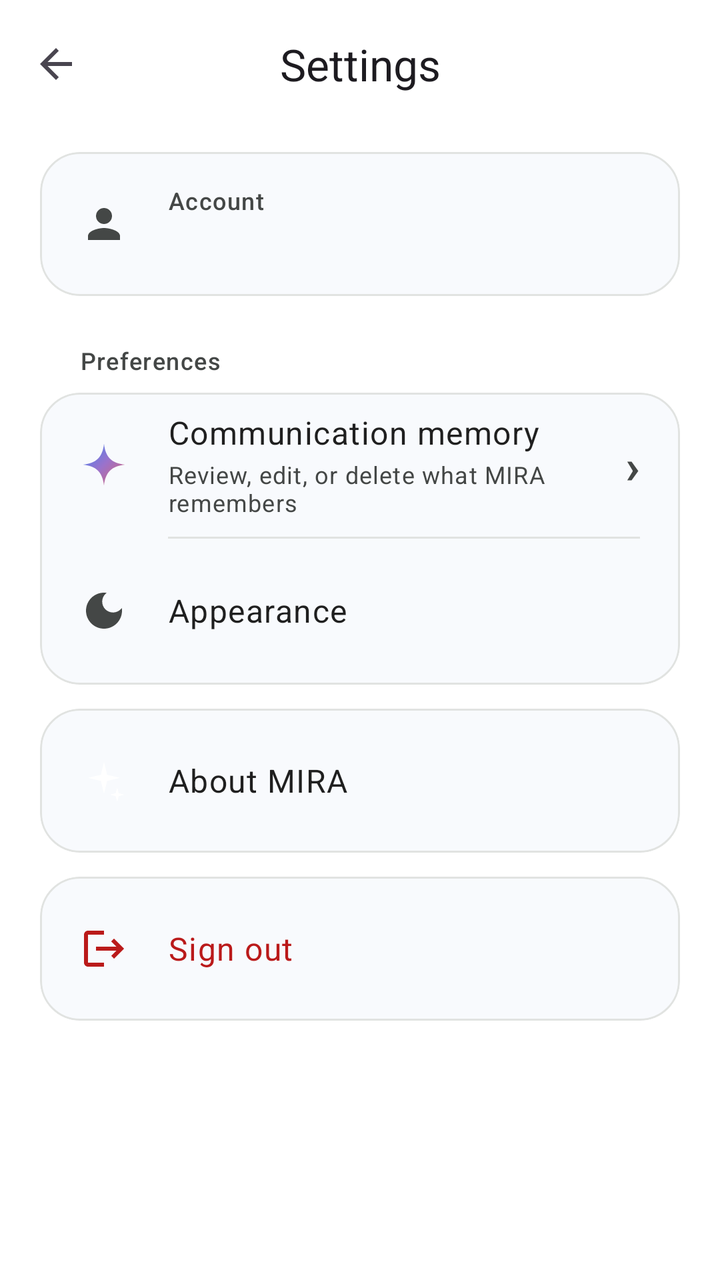
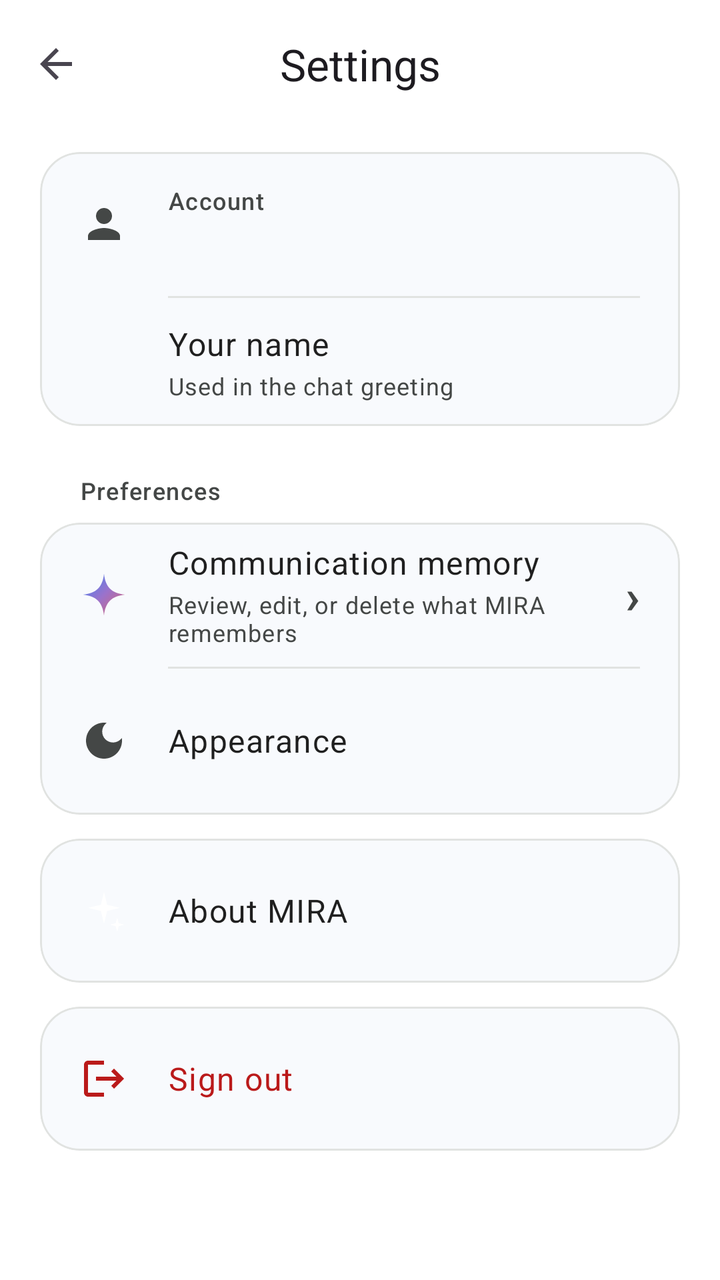

Before-and-after screenshots of an Android layout around one commit, followed by the original layout XML and the change that was made.
<!-- AndroidManifest.xml: application theme Theme.MIRA -->
<!-- res/layout/activity_settings.xml -->
<?xml version="1.0" encoding="utf-8"?>
<LinearLayout xmlns:android="http://schemas.android.com/apk/res/android"
    xmlns:app="http://schemas.android.com/apk/res-auto"
    android:layout_width="match_parent"
    android:layout_height="match_parent"
    android:background="?attr/colorSurface"
    android:orientation="vertical">

    <com.google.android.material.appbar.MaterialToolbar
        android:id="@+id/settingsToolbar"
        android:layout_width="match_parent"
        android:layout_height="?attr/actionBarSize"
        app:navigationIcon="?attr/homeAsUpIndicator"
        app:title="@string/settings"
        app:titleCentered="true" />

    <ScrollView
        android:layout_width="match_parent"
        android:layout_height="0dp"
        android:layout_weight="1"
        android:fillViewport="true">

        <LinearLayout
            android:layout_width="match_parent"
            android:layout_height="wrap_content"
            android:orientation="vertical"
            android:paddingStart="20dp"
            android:paddingTop="12dp"
            android:paddingEnd="20dp"
            android:paddingBottom="24dp">

            
            <com.google.android.material.card.MaterialCardView
                android:layout_width="match_parent"
                android:layout_height="wrap_content"
                app:cardBackgroundColor="?attr/colorSurfaceContainerLow"
                app:cardCornerRadius="20dp"
                app:cardElevation="0dp">

                <LinearLayout
                    android:layout_width="match_parent"
                    android:layout_height="wrap_content"
                    android:gravity="center_vertical"
                    android:minHeight="72dp"
                    android:orientation="horizontal"
                    android:paddingStart="20dp"
                    android:paddingEnd="20dp">

                    <ImageView
                        android:layout_width="24dp"
                        android:layout_height="24dp"
                        android:contentDescription="@null"
                        android:src="@drawable/ic_person" />

                    <LinearLayout
                        android:layout_width="0dp"
                        android:layout_height="wrap_content"
                        android:layout_marginStart="20dp"
                        android:layout_weight="1"
                        android:orientation="vertical">

                        <TextView
                            android:layout_width="match_parent"
                            android:layout_height="wrap_content"
                            android:text="@string/account_label"
                            android:textAppearance="?attr/textAppearanceLabelMedium"
                            android:textColor="?attr/colorOnSurfaceVariant" />

                        <TextView
                            android:id="@+id/settingsEmail"
                            android:layout_width="match_parent"
                            android:layout_height="wrap_content"
                            android:layout_marginTop="2dp"
                            android:ellipsize="end"
                            android:maxLines="1"
                            android:textAppearance="?attr/textAppearanceBodyLarge"
                            android:textColor="?attr/colorOnSurface" />
                    </LinearLayout>
                </LinearLayout>
            </com.google.android.material.card.MaterialCardView>

            <TextView
                android:layout_width="match_parent"
                android:layout_height="wrap_content"
                android:layout_marginStart="20dp"
                android:layout_marginTop="24dp"
                android:layout_marginBottom="8dp"
                android:text="@string/settings_preferences"
                android:textAppearance="?attr/textAppearanceLabelMedium"
                android:textColor="?attr/colorOnSurfaceVariant" />

            <com.google.android.material.card.MaterialCardView
                android:layout_width="match_parent"
                android:layout_height="wrap_content"
                app:cardBackgroundColor="?attr/colorSurfaceContainerLow"
                app:cardCornerRadius="20dp"
                app:cardElevation="0dp">

                <LinearLayout
                    android:layout_width="match_parent"
                    android:layout_height="wrap_content"
                    android:orientation="vertical">

                    <LinearLayout
                        android:id="@+id/memoryRow"
                        android:layout_width="match_parent"
                        android:layout_height="wrap_content"
                        android:background="?attr/selectableItemBackground"
                        android:clickable="true"
                        android:focusable="true"
                        android:gravity="center_vertical"
                        android:minHeight="72dp"
                        android:orientation="horizontal"
                        android:paddingStart="20dp"
                        android:paddingEnd="20dp">

                        <ImageView
                            android:layout_width="24dp"
                            android:layout_height="24dp"
                            android:contentDescription="@null"
                            android:src="@drawable/ic_spark" />

                        <LinearLayout
                            android:layout_width="0dp"
                            android:layout_height="wrap_content"
                            android:layout_marginStart="20dp"
                            android:layout_weight="1"
                            android:orientation="vertical">

                            <TextView
                                android:layout_width="match_parent"
                                android:layout_height="wrap_content"
                                android:text="@string/communication_memory"
                                android:textAppearance="?attr/textAppearanceBodyLarge"
                                android:textColor="?attr/colorOnSurface" />

                            <TextView
                                android:layout_width="match_parent"
                                android:layout_height="wrap_content"
                                android:layout_marginTop="2dp"
                                android:text="@string/communication_memory_subtitle"
                                android:textAppearance="?attr/textAppearanceBodySmall"
                                android:textColor="?attr/colorOnSurfaceVariant" />
                        </LinearLayout>

                        <TextView
                            android:layout_width="wrap_content"
                            android:layout_height="wrap_content"
                            android:layout_marginStart="12dp"
                            android:text="@string/chevron"
                            android:textAppearance="?attr/textAppearanceHeadlineSmall"
                            android:textColor="?attr/colorOnSurfaceVariant" />
                    </LinearLayout>

                    <View
                        android:layout_width="match_parent"
                        android:layout_height="1dp"
                        android:layout_marginStart="64dp"
                        android:layout_marginEnd="20dp"
                        android:background="?attr/colorOutlineVariant" />

                    <LinearLayout
                        android:id="@+id/appearanceRow"
                        android:layout_width="match_parent"
                        android:layout_height="wrap_content"
                        android:background="?attr/selectableItemBackground"
                        android:clickable="true"
                        android:focusable="true"
                        android:gravity="center_vertical"
                        android:minHeight="72dp"
                        android:orientation="horizontal"
                        android:paddingStart="20dp"
                        android:paddingEnd="20dp">

                        <ImageView
                            android:layout_width="24dp"
                            android:layout_height="24dp"
                            android:contentDescription="@null"
                            android:src="@drawable/ic_contrast" />

                        <TextView
                            android:layout_width="0dp"
                            android:layout_height="wrap_content"
                            android:layout_marginStart="20dp"
                            android:layout_weight="1"
                            android:text="@string/settings_appearance"
                            android:textAppearance="?attr/textAppearanceBodyLarge"
                            android:textColor="?attr/colorOnSurface" />

                        <TextView
                            android:id="@+id/appearanceValue"
                            android:layout_width="wrap_content"
                            android:layout_height="wrap_content"
                            android:textAppearance="?attr/textAppearanceBodyMedium"
                            android:textColor="?attr/colorOnSurfaceVariant" />
                    </LinearLayout>

                    <View
                        android:layout_width="match_parent"
                        android:layout_height="1dp"
                        android:layout_marginStart="64dp"
                        android:layout_marginEnd="20dp"
                        android:background="?attr/colorOutlineVariant" />

                    <LinearLayout
                        android:id="@+id/dynamicColorRow"
                        android:layout_width="match_parent"
                        android:layout_height="wrap_content"
                        android:background="?attr/selectableItemBackground"
                        android:clickable="true"
                        android:focusable="true"
                        android:gravity="center_vertical"
                        android:minHeight="72dp"
                        android:orientation="horizontal"
                        android:paddingStart="20dp"
                        android:paddingEnd="20dp"
                        android:visibility="gone">

                        <ImageView
                            android:layout_width="24dp"
                            android:layout_height="24dp"
                            android:contentDescription="@null"
                            android:src="@drawable/ic_palette" />

                        <LinearLayout
                            android:layout_width="0dp"
                            android:layout_height="wrap_content"
                            android:layout_marginStart="20dp"
                            android:layout_weight="1"
                            android:orientation="vertical">

                            <TextView
                                android:layout_width="match_parent"
                                android:layout_height="wrap_content"
                                android:text="@string/settings_dynamic_color"
                                android:textAppearance="?attr/textAppearanceBodyLarge"
                                android:textColor="?attr/colorOnSurface" />

                            <TextView
                                android:layout_width="match_parent"
                                android:layout_height="wrap_content"
                                android:layout_marginTop="2dp"
                                android:text="@string/settings_dynamic_color_summary"
                                android:textAppearance="?attr/textAppearanceBodySmall"
                                android:textColor="?attr/colorOnSurfaceVariant" />
                        </LinearLayout>

                        <com.google.android.material.materialswitch.MaterialSwitch
                            android:id="@+id/dynamicColorSwitch"
                            android:layout_width="wrap_content"
                            android:layout_height="wrap_content"
                            android:layout_marginStart="12dp" />
                    </LinearLayout>
                </LinearLayout>
            </com.google.android.material.card.MaterialCardView>

            <com.google.android.material.card.MaterialCardView
                android:layout_width="match_parent"
                android:layout_height="wrap_content"
                android:layout_marginTop="12dp"
                app:cardBackgroundColor="?attr/colorSurfaceContainerLow"
                app:cardCornerRadius="20dp"
                app:cardElevation="0dp">

                <LinearLayout
                    android:id="@+id/aboutRow"
                    android:layout_width="match_parent"
                    android:layout_height="wrap_content"
                    android:background="?attr/selectableItemBackground"
                    android:clickable="true"
                    android:focusable="true"
                    android:gravity="center_vertical"
                    android:minHeight="72dp"
                    android:orientation="horizontal"
                    android:paddingStart="20dp"
                    android:paddingEnd="20dp">

                    <ImageView
                        android:layout_width="24dp"
                        android:layout_height="24dp"
                        android:contentDescription="@null"
                        android:src="@drawable/ic_memory" />

                    <TextView
                        android:layout_width="0dp"
                        android:layout_height="wrap_content"
                        android:layout_marginStart="20dp"
                        android:layout_weight="1"
                        android:text="@string/about_title"
                        android:textAppearance="?attr/textAppearanceBodyLarge"
                        android:textColor="?attr/colorOnSurface" />

                    <TextView
                        android:id="@+id/aboutValue"
                        android:layout_width="wrap_content"
                        android:layout_height="wrap_content"
                        android:textAppearance="?attr/textAppearanceBodyMedium"
                        android:textColor="?attr/colorOnSurfaceVariant" />
                </LinearLayout>
            </com.google.android.material.card.MaterialCardView>

            <com.google.android.material.card.MaterialCardView
                android:layout_width="match_parent"
                android:layout_height="wrap_content"
                android:layout_marginTop="12dp"
                app:cardBackgroundColor="?attr/colorSurfaceContainerLow"
                app:cardCornerRadius="20dp"
                app:cardElevation="0dp">

                <LinearLayout
                    android:id="@+id/signOutButton"
                    android:layout_width="match_parent"
                    android:layout_height="wrap_content"
                    android:background="?attr/selectableItemBackground"
                    android:clickable="true"
                    android:focusable="true"
                    android:gravity="center_vertical"
                    android:minHeight="72dp"
                    android:orientation="horizontal"
                    android:paddingStart="20dp"
                    android:paddingEnd="20dp">

                    <ImageView
                        android:layout_width="24dp"
                        android:layout_height="24dp"
                        android:contentDescription="@null"
                        android:src="@drawable/ic_logout"
                        app:tint="?attr/colorError" />

                    <TextView
                        android:layout_width="0dp"
                        android:layout_height="wrap_content"
                        android:layout_marginStart="20dp"
                        android:layout_weight="1"
                        android:text="@string/logout"
                        android:textAppearance="?attr/textAppearanceBodyLarge"
                        android:textColor="?attr/colorError" />
                </LinearLayout>
            </com.google.android.material.card.MaterialCardView>
        </LinearLayout>
    </ScrollView>
</LinearLayout>
<!-- resources referenced by this layout -->
<resources>
  <!-- drawable ic_logout (drawable) -->
  <?xml version="1.0" encoding="utf-8"?>
  <vector xmlns:android="http://schemas.android.com/apk/res/android"
      android:width="24dp"
      android:height="24dp"
      android:viewportWidth="24"
      android:viewportHeight="24"
      android:tint="?attr/colorOnSurfaceVariant">
      <path
          android:fillColor="@android:color/white"
          android:pathData="M17,7l-1.41,1.41L18.17,11H8v2h10.17l-2.58,2.58L17,17l5,-5zM4,5h8V3H4c-1.1,0 -2,0.9 -2,2v14c0,1.1 0.9,2 2,2h8v-2H4V5z" />
  </vector>
  <!-- drawable ic_person (drawable) -->
  <?xml version="1.0" encoding="utf-8"?>
  <vector xmlns:android="http://schemas.android.com/apk/res/android"
      android:width="24dp"
      android:height="24dp"
      android:viewportWidth="24"
      android:viewportHeight="24"
      android:tint="?attr/colorOnSurfaceVariant">
      <path
          android:fillColor="@android:color/white"
          android:pathData="M12,12c2.21,0 4,-1.79 4,-4s-1.79,-4 -4,-4 -4,1.79 -4,4 1.79,4 4,4zM12,14c-2.67,0 -8,1.34 -8,4v2h16v-2c0,-2.66 -5.33,-4 -8,-4z" />
  </vector>
  <string name="about_title">About MIRA</string>
  <string name="account_label">Account</string>
  <string name="chevron">›</string>
  <string name="communication_memory">Communication memory</string>
  <string name="communication_memory_subtitle">Review, edit, or delete what MIRA remembers</string>
  <string name="logout">Sign out</string>
  <string name="settings">Settings</string>
  <string name="settings_appearance">Appearance</string>
  <string name="settings_dynamic_color">Dynamic color</string>
  <string name="settings_dynamic_color_summary">Use your wallpaper palette (Android 12+)</string>
  <string name="settings_preferences">Preferences</string>
  <style name="Theme.MIRA" parent="Base.Theme.MIRA" />
  <color name="brand_gradient_start">#4285F4</color>
  <color name="brand_gradient_mid">#9B72CB</color>
  <color name="brand_gradient_end">#D96570</color>
  <color name="brand_primary">#6C4CE0</color>
  <color name="brand_on_primary">#FFFFFF</color>
  <color name="brand_primary_container">#E7DEFF</color>
  <color name="brand_on_primary_container">#21005D</color>
  <color name="brand_secondary">#7B5AD6</color>
  <color name="brand_on_secondary">#FFFFFF</color>
  <color name="brand_secondary_container">#E9E0FF</color>
  <color name="brand_on_secondary_container">#2B0B52</color>
  <color name="brand_tertiary">#B5385A</color>
  <color name="brand_on_tertiary">#FFFFFF</color>
  <color name="brand_tertiary_container">#FFD9DF</color>
  <color name="brand_on_tertiary_container">#3F0018</color>
  <color name="brand_bg">#FFFFFF</color>
  <color name="brand_ink">#1F1F1F</color>
  <color name="brand_surface">#FFFFFF</color>
  <color name="brand_surface_variant">#F0F4F9</color>
  <color name="brand_ink_muted">#444746</color>
  <color name="brand_soft_surface">#F8FAFD</color>
  <color name="brand_soft_surface_high">#F0F4F9</color>
  <color name="brand_outline">#C4C7C5</color>
  <color name="brand_outline_variant">#E1E3E1</color>
  <color name="brand_error">#BA1A1A</color>
  <color name="brand_on_error">#FFFFFF</color>
  <color name="brand_error_container">#FFDAD6</color>
  <color name="brand_on_error_container">#410002</color>
  <style name="TextAppearance.Mira.HeadlineMedium" parent="TextAppearance.Material3.HeadlineMedium">
          <item name="android:letterSpacing">-0.02</item>
          <item name="android:textStyle">bold</item>
      </style>
  <style name="TextAppearance.Mira.TitleMedium" parent="TextAppearance.Material3.TitleMedium">
          <item name="android:letterSpacing">-0.01</item>
      </style>
  <style name="TextAppearance.Mira.HeadlineSmall" parent="TextAppearance.Material3.HeadlineSmall">
          <item name="android:letterSpacing">-0.015</item>
          <item name="android:textStyle">bold</item>
      </style>
  <!-- unchanged entries left out for length: 5 -->
</resources>

<!-- the commit's change to res/layout/activity_settings.xml (unified diff, before → after) -->
@@ -40,41 +40,98 @@
                 <LinearLayout
                     android:layout_width="match_parent"
                     android:layout_height="wrap_content"
-                    android:gravity="center_vertical"
-                    android:minHeight="72dp"
-                    android:orientation="horizontal"
-                    android:paddingStart="20dp"
-                    android:paddingEnd="20dp">
-
-                    <ImageView
-                        android:layout_width="24dp"
-                        android:layout_height="24dp"
-                        android:contentDescription="@null"
-                        android:src="@drawable/ic_person" />
-
-                    <LinearLayout
-                        android:layout_width="0dp"
-                        android:layout_height="wrap_content"
-                        android:layout_marginStart="20dp"
-                        android:layout_weight="1"
-                        android:orientation="vertical">
+                    android:orientation="vertical">
+
+                    <LinearLayout
+                        android:layout_width="match_parent"
+                        android:layout_height="wrap_content"
+                        android:gravity="center_vertical"
+                        android:minHeight="72dp"
+                        android:orientation="horizontal"
+                        android:paddingStart="20dp"
+                        android:paddingEnd="20dp">
+
+                        <ImageView
+                            android:layout_width="24dp"
+                            android:layout_height="24dp"
+                            android:contentDescription="@null"
+                            android:src="@drawable/ic_person" />
+
+                        <LinearLayout
+                            android:layout_width="0dp"
+                            android:layout_height="wrap_content"
+                            android:layout_marginStart="20dp"
+                            android:layout_weight="1"
+                            android:orientation="vertical">
+
+                            <TextView
+                                android:layout_width="match_parent"
+                                android:layout_height="wrap_content"
+                                android:text="@string/account_label"
+                                android:textAppearance="?attr/textAppearanceLabelMedium"
+                                android:textColor="?attr/colorOnSurfaceVariant" />
+
+                            <TextView
+                                android:id="@+id/settingsEmail"
+                                android:layout_width="match_parent"
+                                android:layout_height="wrap_content"
+                                android:layout_marginTop="2dp"
+                                android:ellipsize="end"
+                                android:maxLines="1"
+                                android:textAppearance="?attr/textAppearanceBodyLarge"
+                                android:textColor="?attr/colorOnSurface" />
+                        </LinearLayout>
+                    </LinearLayout>
+
+                    <View
+                        android:layout_width="match_parent"
+                        android:layout_height="1dp"
+                        android:layout_marginStart="64dp"
+                        android:layout_marginEnd="20dp"
+                        android:background="?attr/colorOutlineVariant" />
+
+                    <LinearLayout
+                        android:id="@+id/displayNameRow"
+                        android:layout_width="match_parent"
+                        android:layout_height="wrap_content"
+                        android:background="?attr/selectableItemBackground"
+                        android:clickable="true"
+                        android:focusable="true"
+                        android:gravity="center_vertical"
+                        android:minHeight="64dp"
+                        android:orientation="horizontal"
+                        android:paddingStart="64dp"
+                        android:paddingEnd="20dp">
+
+                        <LinearLayout
+                            android:layout_width="0dp"
+                            android:layout_height="wrap_content"
+                            android:layout_weight="1"
+                            android:orientation="vertical">
+
+                            <TextView
+                                android:layout_width="match_parent"
+                                android:layout_height="wrap_content"
+                                android:text="@string/settings_display_name"
+                                android:textAppearance="?attr/textAppearanceBodyLarge"
+                                android:textColor="?attr/colorOnSurface" />
+
+                            <TextView
+                                android:layout_width="match_parent"
+                                android:layout_height="wrap_content"
+                                android:layout_marginTop="2dp"
+                                android:text="@string/settings_display_name_summary"
+                                android:textAppearance="?attr/textAppearanceBodySmall"
+                                android:textColor="?attr/colorOnSurfaceVariant" />
+                        </LinearLayout>
 
                         <TextView
-                            android:layout_width="match_parent"
-                            android:layout_height="wrap_content"
-                            android:text="@string/account_label"
-                            android:textAppearance="?attr/textAppearanceLabelMedium"
+                            android:id="@+id/displayNameValue"
+                            android:layout_width="wrap_content"
+                            android:layout_height="wrap_content"
+                            android:layout_marginStart="12dp"
+                            android:textAppearance="?attr/textAppearanceBodyMedium"
                             android:textColor="?attr/colorOnSurfaceVariant" />
-
-                        <TextView
-                            android:id="@+id/settingsEmail"
-                            android:layout_width="match_parent"
-                            android:layout_height="wrap_content"
-                            android:layout_marginTop="2dp"
-                            android:ellipsize="end"
-                            android:maxLines="1"
-                            android:textAppearance="?attr/textAppearanceBodyLarge"
-                            android:textColor="?attr/colorOnSurface" />
                     </LinearLayout>
                 </LinearLayout>
             </com.google.android.material.card.MaterialCardView>
<!-- resource entries referenced after the edit -->
@@ -32,6 +32,8 @@
   <string name="logout">Sign out</string>
   <string name="settings">Settings</string>
   <string name="settings_appearance">Appearance</string>
+  <string name="settings_display_name">Your name</string>
+  <string name="settings_display_name_summary">Used in the chat greeting</string>
   <string name="settings_dynamic_color">Dynamic color</string>
   <string name="settings_dynamic_color_summary">Use your wallpaper palette (Android 12+)</string>
   <string name="settings_preferences">Preferences</string>
